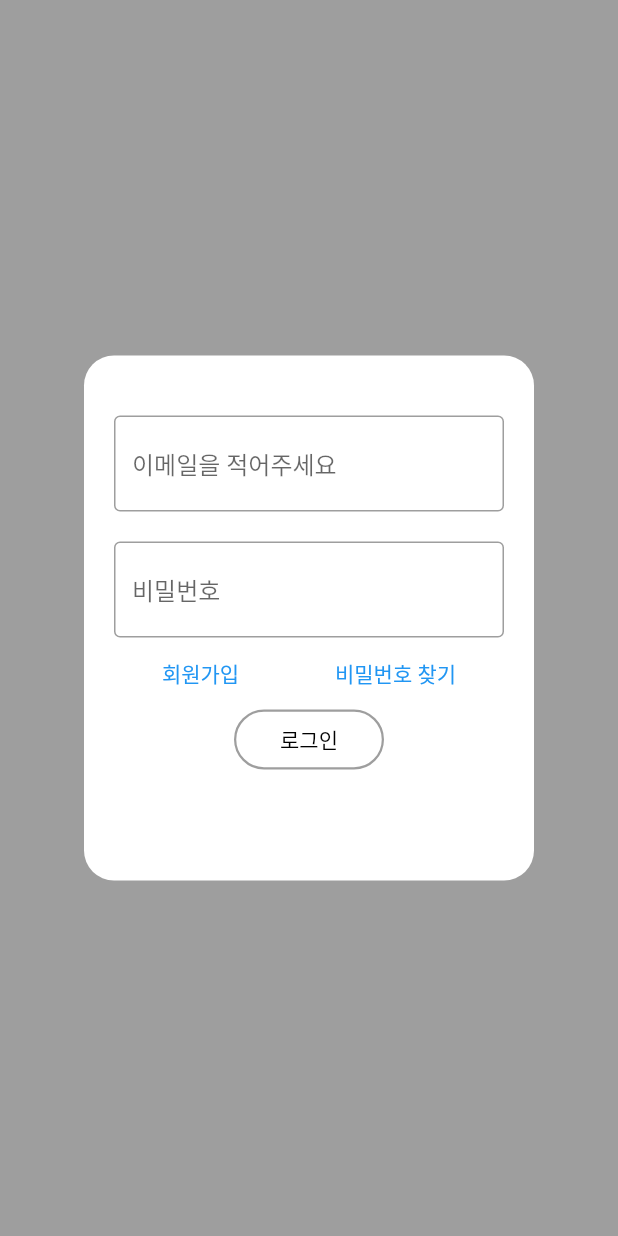
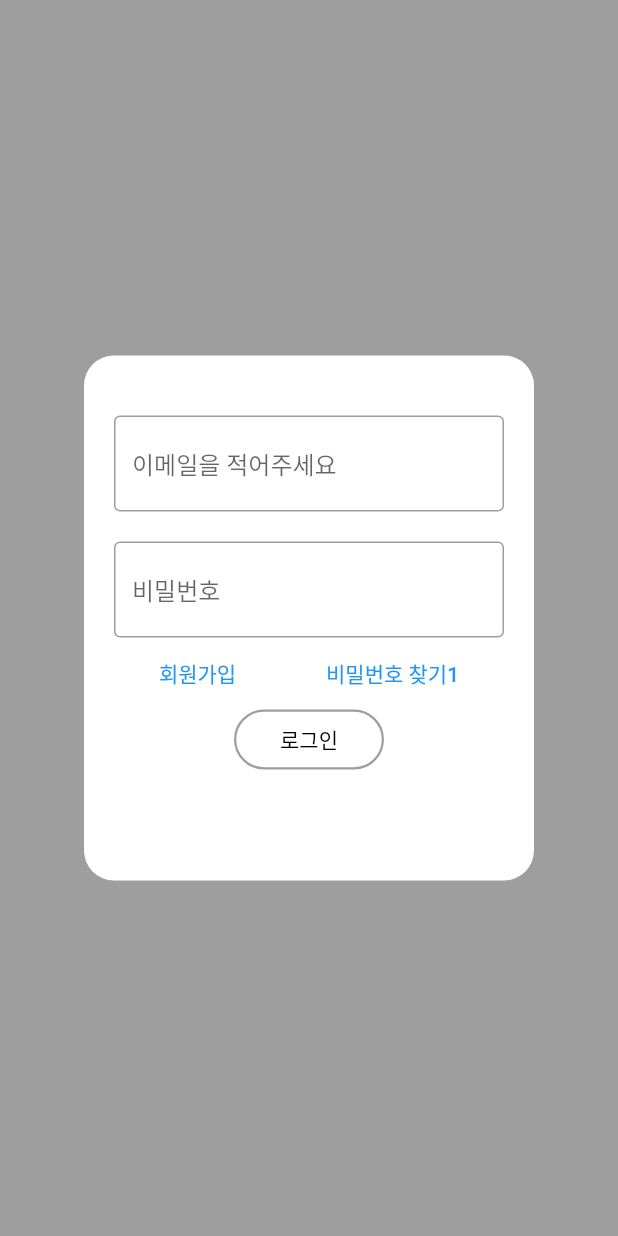
Before and after one commit to hhs0579/onsae, a Flutter app: the screen it shows after launch, on a phone screen of 412 x 824 dp. Run offline on Flutter 3.47's test engine with Material 2 defaults, Android fonts, the light colour scheme and no system bars; our stand-ins replace get.

Commit message:
Update login_page.dart

```diff
--- a/onsaemiro/lib/screens/starting_pages/login_page.dart
+++ b/onsaemiro/lib/screens/starting_pages/login_page.dart
@@ -58,7 +58,7 @@ class loginpage extends StatelessWidget {
                                 onPressed: () {
                                   Get.to(findPassword());
                                 },
-                                child: Text('비밀번호 찾기')),
+                                child: Text('비밀번호 찾기1')),
                           ],
                         ),
                         Container(
```
